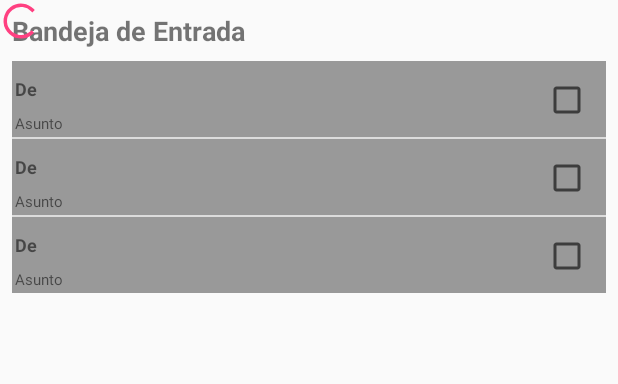
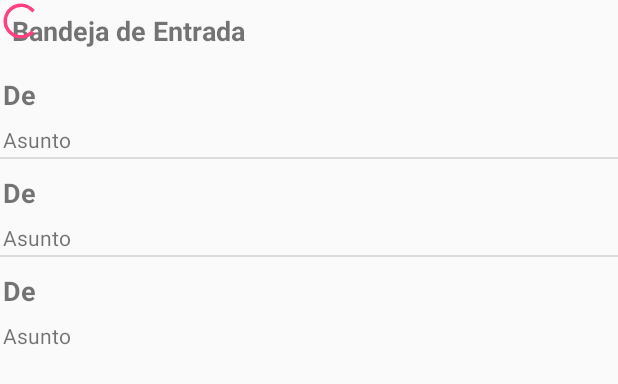
Before and after one commit to luismbm89/MailSoft, an Android app: the layout content_main.xml on its own in the app's theme, with its tools: preview values and no code run, on a phone screen of 412 x 824 dp. Shown: the top 384 px of the screen. Run offline under Robolectric (Android 15) with nearby library versions, the phone set to English and light mode, and no system bars.

```diff
--- a/app/src/main/java/com/app/luisbolanos/mailsoft/MailAddressAdapter.java
+++ b/app/src/main/java/com/app/luisbolanos/mailsoft/MailAddressAdapter.java
@@ -50,7 +50,6 @@ public class MailAddressAdapter extends ArrayAdapter<EmailAddress> {
         row.setTag(currentItem);
         final TextView tvDe = (TextView) row.findViewById(R.id.tvDe);
         final TextView tvAsunto = (TextView) row.findViewById(R.id.tvAsunto);
-        final CheckBox Estado = (CheckBox) row.findViewById(R.id.checkBox);
         tvDe.setText(currentItem.getEmail());
         tvAsunto.setText(currentItem.getId());
         return row;
--- a/app/src/main/res/layout/content_main.xml
+++ b/app/src/main/res/layout/content_main.xml
@@ -25,12 +25,11 @@
         android:id="@+id/loadingProgressBar"
         android:layout_width="28dp"
         android:layout_height="28dp" />
+
     <ListView
         android:id="@+id/listViewToDo"
         android:layout_width="match_parent"
         android:layout_height="wrap_content"
-        android:layout_marginRight="8dp"
-        android:layout_marginLeft="8dp"
         android:layout_marginTop="8dp"
         app:layout_constraintEnd_toEndOf="parent"
         app:layout_constraintStart_toStartOf="parent"
--- a/app/src/main/res/layout/listview.xml
+++ b/app/src/main/res/layout/listview.xml
@@ -5,7 +5,6 @@
     android:id="@+id/LinearLayout2"
     android:layout_width="fill_parent"
     android:layout_height="wrap_content"
-    android:background="#999999"
     android:padding="2dp"
     tools:context="com.app.luisbolanos.mailsoft.Mails">
 
@@ -16,7 +15,7 @@
         android:layout_centerVertical="true"
         android:layout_marginTop="8dp"
         android:text="De"
-        android:textSize="12sp"
+        android:textSize="18sp"
         android:textStyle="bold"
         app:layout_constraintStart_toStartOf="parent"
         app:layout_constraintTop_toTopOf="parent" />
@@ -28,17 +27,8 @@
         android:layout_below="@+id/tvDe"
         android:layout_marginTop="8dp"
         android:text="Asunto"
-        android:textSize="10sp"
+        android:textSize="14sp"
         app:layout_constraintStart_toStartOf="parent"
         app:layout_constraintTop_toBottomOf="@+id/tvDe" />
 
-    <CheckBox
-        android:id="@+id/checkBox"
-        android:layout_width="wrap_content"
-        android:layout_height="wrap_content"
-        android:layout_marginEnd="8dp"
-        android:layout_marginTop="8dp"
-        android:textSize="10sp"
-        app:layout_constraintEnd_toEndOf="parent"
-        app:layout_constraintTop_toTopOf="parent" />
 </android.support.constraint.ConstraintLayout>
```
Also changed, not shown: app/src/main/java/com/app/luisbolanos/mailsoft/MailAdapter.java (+3 -18 lines), app/src/main/java/com/app/luisbolanos/mailsoft/MainActivity.java (+65 -1 lines).
